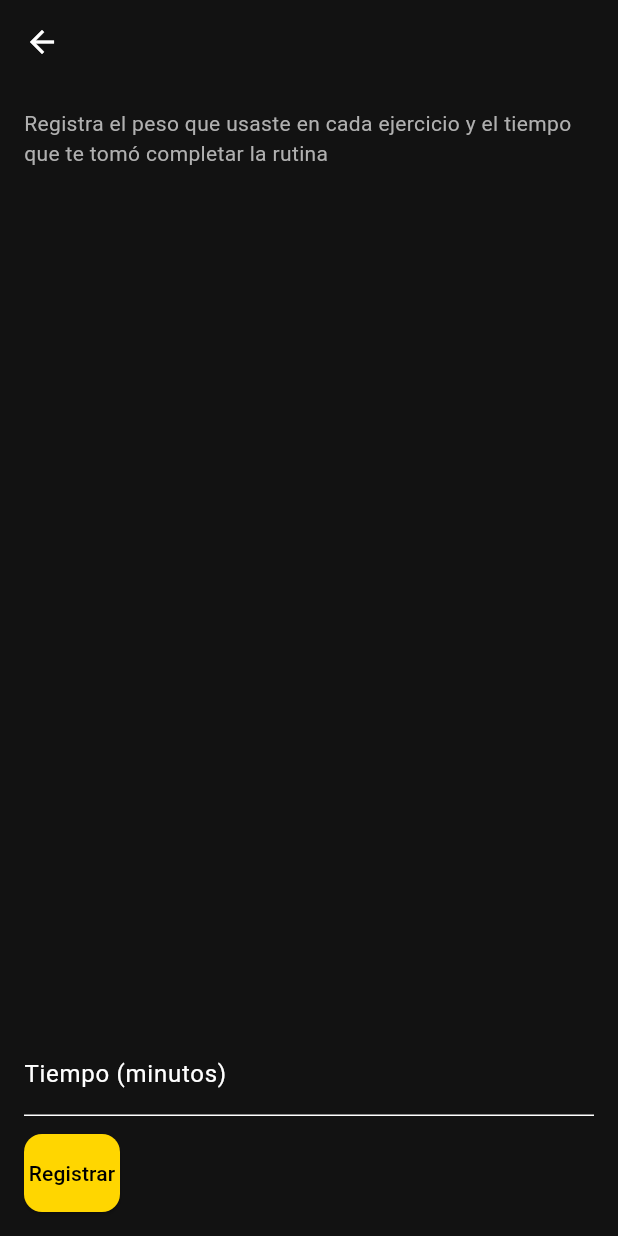
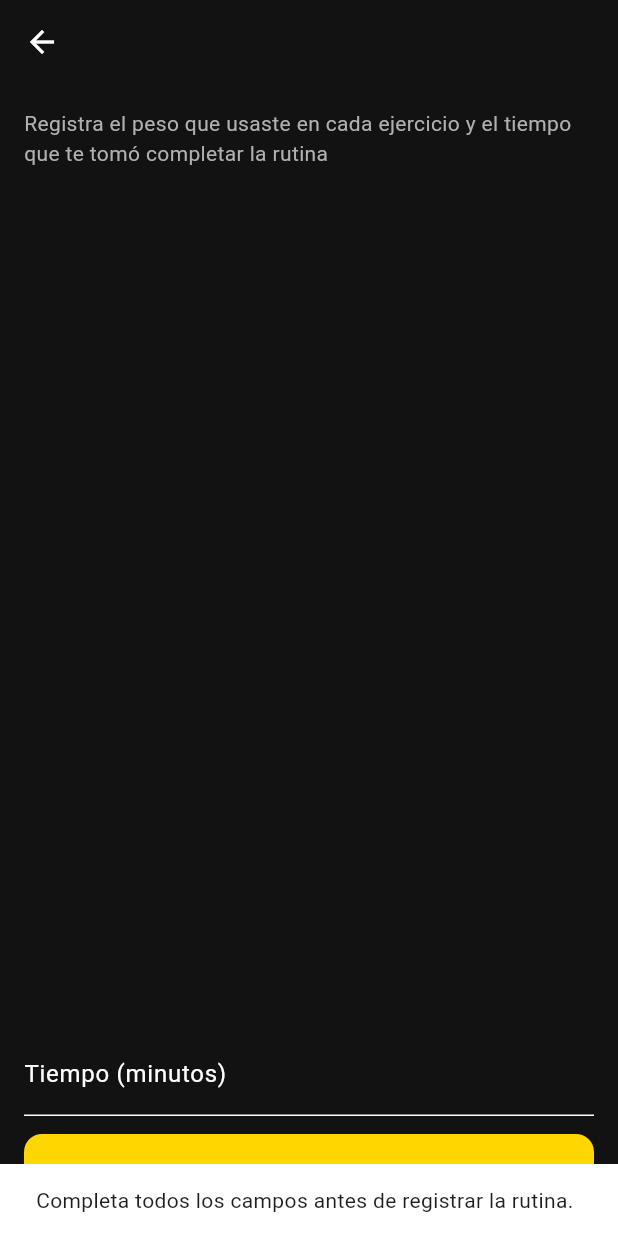
Before and after one commit to GabrielRosalesAzurdia/Sistema-de-seguimiento-de-rutinas-y-nutrici-n-frontend, a Flutter app: the LogRoutineScreen screen opened directly with empty values, after a tap on "Registrar", on a phone screen of 412 x 824 dp. Run offline on Flutter 3.47's test engine with Material 3 defaults, Android fonts, the phone set to English and light mode, and no system bars; our stand-ins replace dio, flutter_secure_storage, shared_preferences; accounts and stored records are empty.

Commit message:
Feedback de prueba E2E: ejes en gráfica de peso, botones full-width, validación
- weight_chart.dart: agregar leyendas de eje X (mes) y eje Y (kg) —
  sin ellas la gráfica se confundía con una diagonal peso-actual/meta.
- routine_detail_screen.dart / log_routine_screen.dart: botones
  "Iniciar"/"Registrar" ahora ocupan el ancho completo con margen,
  en vez de verse pequeños y pegados a la izquierda.
- log_routine_screen.dart: "Registrar" ya no permite enviar la rutina
  con campos vacíos (peso inicial/final, repeticiones, tiempo) —
  antes se guardaba silenciosamente con ceros.

Co-Authored-By: Claude Sonnet 5 <noreply@anthropic.com>

```diff
--- a/lib/screens/log_routine_screen.dart
+++ b/lib/screens/log_routine_screen.dart
@@ -34,7 +34,33 @@ class _LogRoutineScreenState extends State<LogRoutineScreen> {
     };
   }
 
+  bool _allFieldsFilled() {
+    if (_durationController.text.trim().isEmpty ||
+        int.tryParse(_durationController.text) == null) {
+      return false;
+    }
+    for (final form in _forms.values) {
+      if (form.initialWeight.text.trim().isEmpty ||
+          double.tryParse(form.initialWeight.text) == null ||
+          form.finalWeight.text.trim().isEmpty ||
+          double.tryParse(form.finalWeight.text) == null ||
+          form.reps.text.trim().isEmpty ||
+          int.tryParse(form.reps.text) == null) {
+        return false;
+      }
+    }
+    return true;
+  }
+
   Future<void> _submit() async {
+    if (!_allFieldsFilled()) {
+      ScaffoldMessenger.of(context).showSnackBar(
+        const SnackBar(
+            content:
+                Text('Completa todos los campos antes de registrar la rutina.')),
+      );
+      return;
+    }
     setState(() => _saving = true);
     try {
       final entries = widget.routine.exercises.map((item) {
@@ -109,11 +135,14 @@ class _LogRoutineScreenState extends State<LogRoutineScreen> {
             ),
             _numberField(_durationController, 'Tiempo (minutos)'),
             const SizedBox(height: 12),
-            ElevatedButton(
-              onPressed: _saving ? null : _submit,
-              child: _saving
-                  ? const SizedBox(height: 20, width: 20, child: CircularProgressIndicator(strokeWidth: 2))
-                  : const Text('Registrar'),
+            SizedBox(
+              width: double.infinity,
+              child: ElevatedButton(
+                onPressed: _saving ? null : _submit,
+                child: _saving
+                    ? const SizedBox(height: 20, width: 20, child: CircularProgressIndicator(strokeWidth: 2))
+                    : const Text('Registrar'),
+              ),
             ),
           ],
         ),
```
Also changed, not shown: lib/screens/routine_detail_screen.dart (+18 -8 lines), lib/widgets/weight_chart.dart (+45 -3 lines), 1 other file.
